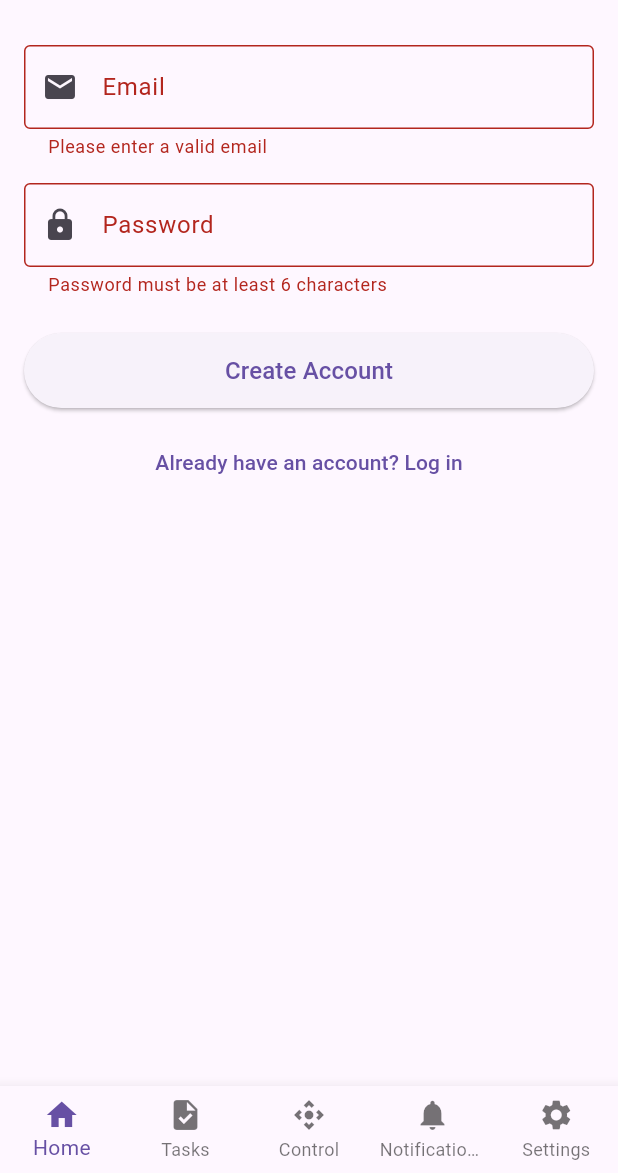
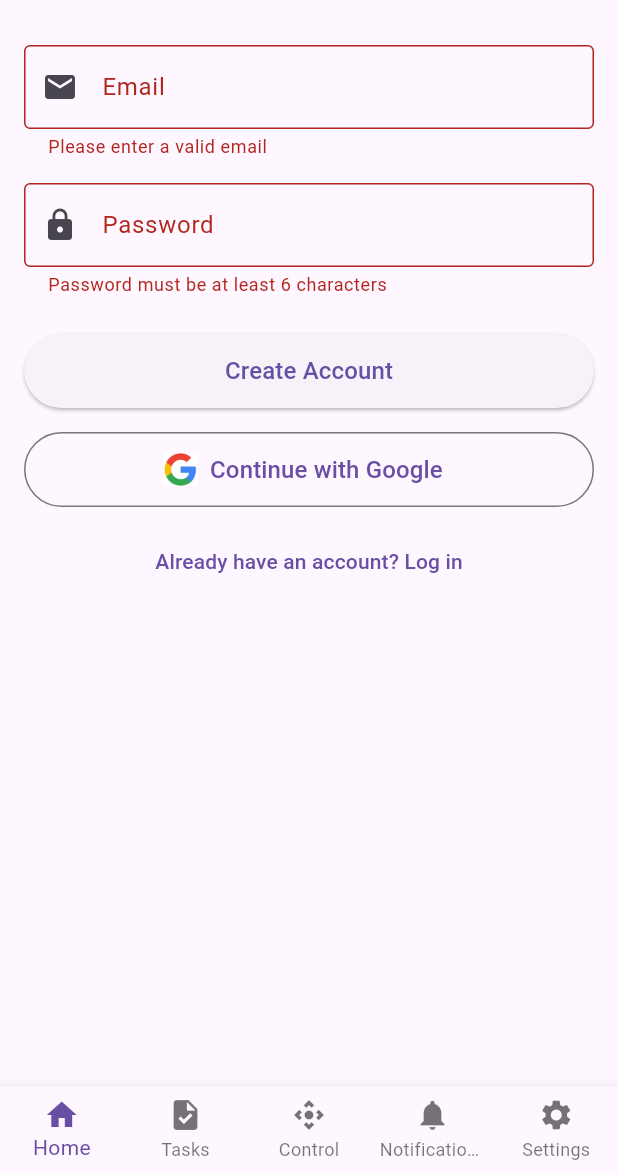
Before and after one commit to abrahamshimels/AgriBot-control, a Flutter app: the SignupPage screen opened by its route, after a tap on "Create Account", on a phone screen of 412 x 824 dp, the part 63-1236 px from its top. Run offline on Flutter 3.47's test engine with Material 3 defaults, Android fonts, the light colour scheme and no system bars; our stand-ins replace firebase_auth, firebase_core, flutter_bloc, go_router, google_sign_in; accounts and stored records are empty.

Commit message:
add google signin

```diff
--- a/agri_bot_control/lib/features/auth/presentation/pages/signUp_page.dart
+++ b/agri_bot_control/lib/features/auth/presentation/pages/signUp_page.dart
@@ -19,6 +19,9 @@ class _SignupPageState extends State<SignupPage> {
 
   bool _isLoading = false;
 
+  // =====================
+  // EMAIL / PASSWORD SIGNUP
+  // =====================
   Future<void> _onSignupPressed() async {
     if (!_formKey.currentState!.validate()) return;
 
@@ -33,29 +36,22 @@ class _SignupPageState extends State<SignupPage> {
         password: password,
       );
 
-      if (!mounted) return; // ✅ Guard against async context issues
+      if (!mounted) return;
       setState(() => _isLoading = false);
 
       if (uid != null) {
-        // Optional: send email verification
-        final emailSent = await _authController.sendEmailVerification();
+        await _authController.sendEmailVerification();
 
-        if (!mounted) return; // ✅ Guard again before using context
+        if (!mounted) return;
         ScaffoldMessenger.of(context).showSnackBar(
-          SnackBar(
-            content: Text(
-              emailSent
-                  ? 'Registration successful! Verification email sent.'
-                  : 'Registration successful!',
-            ),
+          const SnackBar(
+            content: Text('Registration successful! Verification email sent.'),
             backgroundColor: Colors.green,
           ),
         );
 
-        // Navigate safely
-        if (mounted) context.go('/dashboard');
+        context.go('/dashboard');
       } else {
-        if (mounted) {
         ScaffoldMessenger.of(context).showSnackBar(
           const SnackBar(
             content: Text('Registration failed. Please try again.'),
@@ -63,19 +59,55 @@ class _SignupPageState extends State<SignupPage> {
           ),
         );
       }
+    } catch (e) {
+      if (!mounted) return;
+      setState(() => _isLoading = false);
+
+      ScaffoldMessenger.of(context).showSnackBar(
+        SnackBar(content: Text('Error: $e'), backgroundColor: Colors.red),
+      );
+    }
+  }
+
+  // =====================
+  // GOOGLE SIGN-IN
+  // =====================
+  Future<void> _onGoogleSignupPressed() async {
+    setState(() => _isLoading = true);
+
+    try {
+      final success = await _authController.loginWithGoogle();
+
+      if (!mounted) return;
+      setState(() => _isLoading = false);
+
+      if (success) {
+        ScaffoldMessenger.of(context).showSnackBar(
+          const SnackBar(
+            content: Text('Signed in with Google successfully'),
+            backgroundColor: Colors.green,
+          ),
+        );
+
+        context.go('/dashboard');
+      } else {
+        ScaffoldMessenger.of(context).showSnackBar(
+          const SnackBar(
+            content: Text('Google sign-in cancelled or failed'),
+            backgroundColor: Colors.red,
+          ),
+        );
       }
     } catch (e) {
       if (!mounted) return;
       setState(() => _isLoading = false);
 
-      if (mounted) {
       ScaffoldMessenger.of(context).showSnackBar(
         SnackBar(
-            content: Text('Error: ${e.toString()}'),
+          content: Text('Google Sign-In error: $e'),
           backgroundColor: Colors.red,
         ),
       );
-      }
     }
   }
 
@@ -91,11 +123,12 @@ class _SignupPageState extends State<SignupPage> {
     return Scaffold(
       appBar: AppBar(title: const Text('Sign Up')),
       body: Padding(
-        padding: const EdgeInsets.all(16.0),
+        padding: const EdgeInsets.all(16),
         child: Form(
           key: _formKey,
           child: ListView(
             children: [
+              // Email
               TextFormField(
                 controller: _emailController,
                 keyboardType: TextInputType.emailAddress,
@@ -105,13 +138,16 @@ class _SignupPageState extends State<SignupPage> {
                   border: OutlineInputBorder(),
                 ),
                 validator: (value) {
-                  if (value == null || value.isEmpty || !value.contains('@')) {
+                  if (value == null || !value.contains('@')) {
                     return 'Please enter a valid email';
                   }
                   return null;
                 },
               ),
+
               const SizedBox(height: 16),
+
+              // Password
               TextFormField(
                 controller: _passwordController,
                 obscureText: true,
@@ -127,7 +163,10 @@ class _SignupPageState extends State<SignupPage> {
                   return null;
                 },
               ),
+
               const SizedBox(height: 24),
+
+              // Create Account Button
               _isLoading
                   ? const Center(child: CircularProgressIndicator())
                   : SizedBox(
@@ -141,11 +180,30 @@ class _SignupPageState extends State<SignupPage> {
                         ),
                       ),
                     ),
+
+              const SizedBox(height: 16),
+
+              // Google Sign-In Button
+              _isLoading
+                  ? const SizedBox.shrink()
+                  : SizedBox(
+                      width: double.infinity,
+                      height: 50,
+                      child: OutlinedButton.icon(
+                        icon: Image.asset('assets/img/google.png', height: 22),
+                        label: const Text(
+                          'Continue with Google',
+                          style: TextStyle(fontSize: 16),
+                        ),
+                        onPressed: _onGoogleSignupPressed,
+                      ),
+                    ),
+
               const SizedBox(height: 12),
+
+              // Login Redirect
               TextButton(
-                onPressed: () {
-                  if (mounted) context.go('/login');
-                },
+                onPressed: () => context.go('/login'),
                 child: const Text('Already have an account? Log in'),
               ),
             ],
```
Also changed, not shown: agri_bot_control/lib/features/auth/presentation/controller/auth_controller.dart (+20 -0 lines), agri_bot_control/lib/features/auth/presentation/pages/login_page.dart (+79 -17 lines), agri_bot_control/lib/service/auth_service.dart (+57 -13 lines), agri_bot_control/pubspec.yaml (+5 -6 lines), agri_bot_control/assets/img/google.png (added), agri_bot_control/pubspec.lock, 1 other file. Lines whose indentation alone changed are shown as unchanged.
